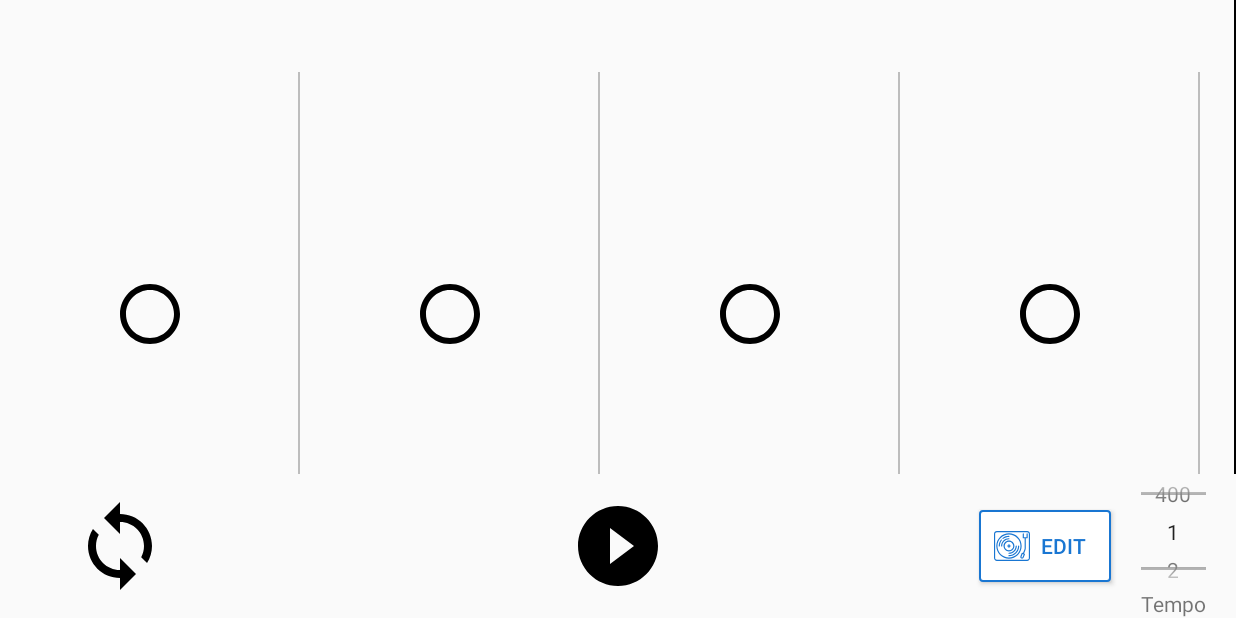
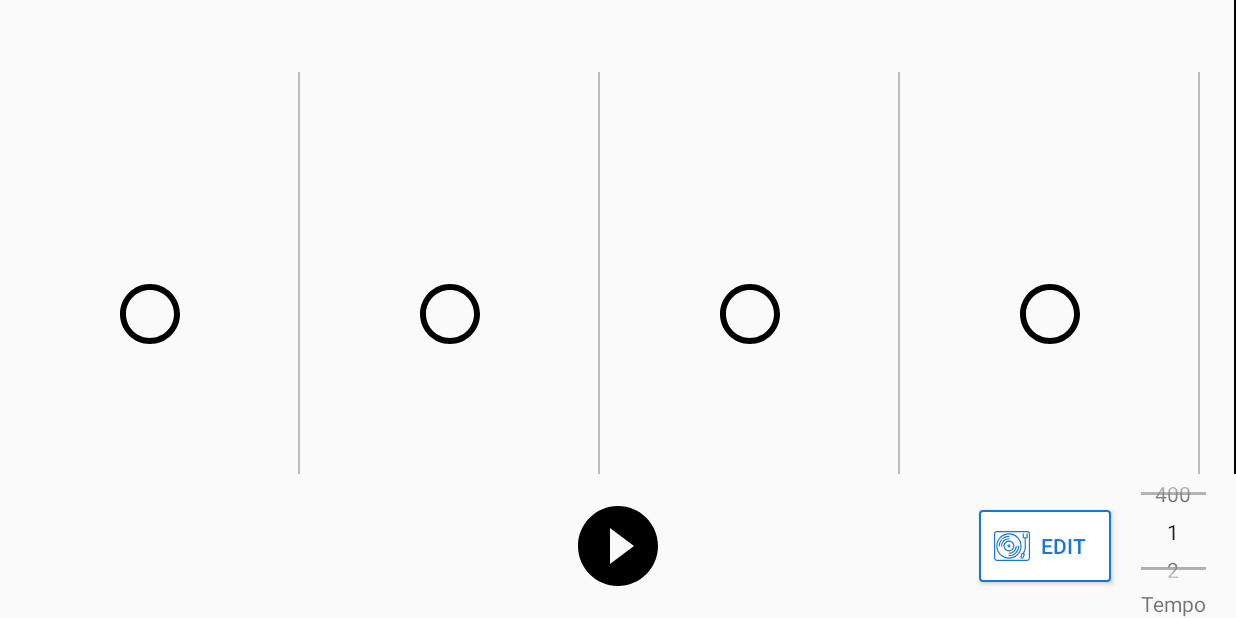
Before and after one commit to reedwilliammiller/cs467-beat-hive, an Android app: the PlaybackActivity screen opened directly, with no data from a screen before it, on a phone screen of 824 x 412 dp (held sideways). Run offline under Robolectric (Android 15) with nearby library versions, the light colour scheme and no system bars; pictures from the network do not load; 11 statements that could not run were skipped.

Commit message:
Final commit of animation to PR into master

```diff
--- a/Metrognome/app/src/main/res/layout/playback_controls_container.xml
+++ b/Metrognome/app/src/main/res/layout/playback_controls_container.xml
@@ -6,18 +6,6 @@
     android:layout_height="@dimen/playback_control_container_height"
     app:layout_constraintBottom_toBottomOf="parent"
     android:id="@+id/playback_controls_container">
-
-    <ToggleButton
-        android:id="@+id/button_repeat"
-        android:layout_width="64dp"
-        android:layout_height="64dp"
-        app:layout_constraintStart_toStartOf="parent"
-        app:layout_constraintTop_toTopOf="parent"
-        app:layout_constraintBottom_toBottomOf="parent"
-        android:layout_marginStart="@dimen/playback_control_repeat_margin_start"
-        android:textOn=""
-        android:textOff=""
-        android:background="@drawable/ic_repeat" />
 
     <ToggleButton
         android:id="@+id/button_play_pause"
```
Also changed, not shown: Metrognome/app/src/main/java/com/example/metrognome/time/RhythmRunnable.java (+2 -20 lines).
